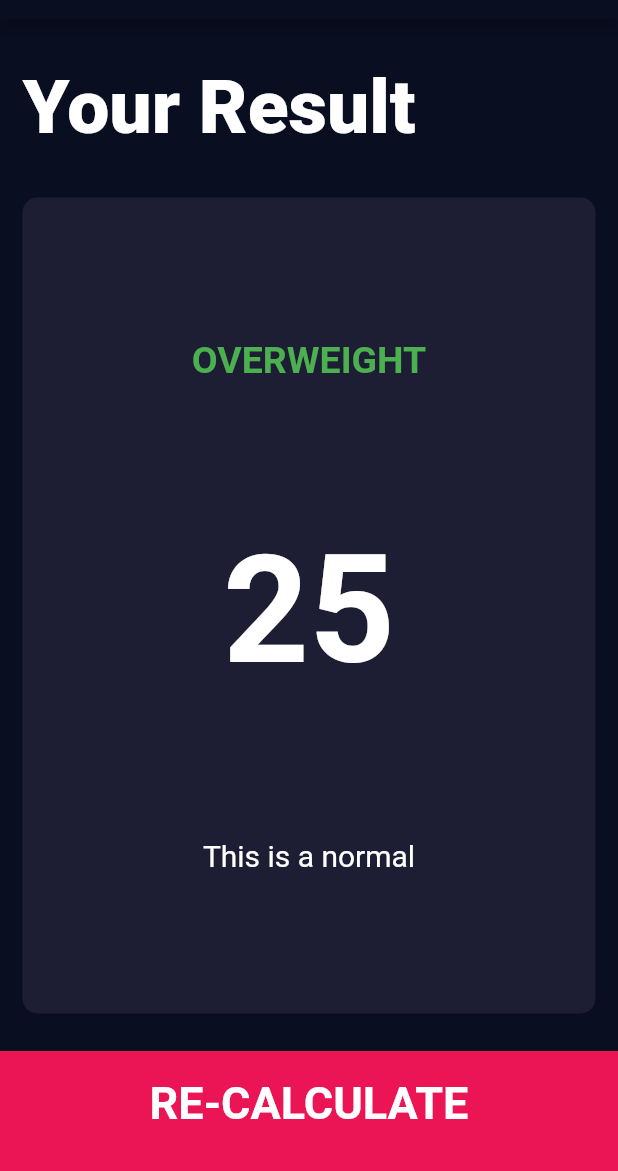
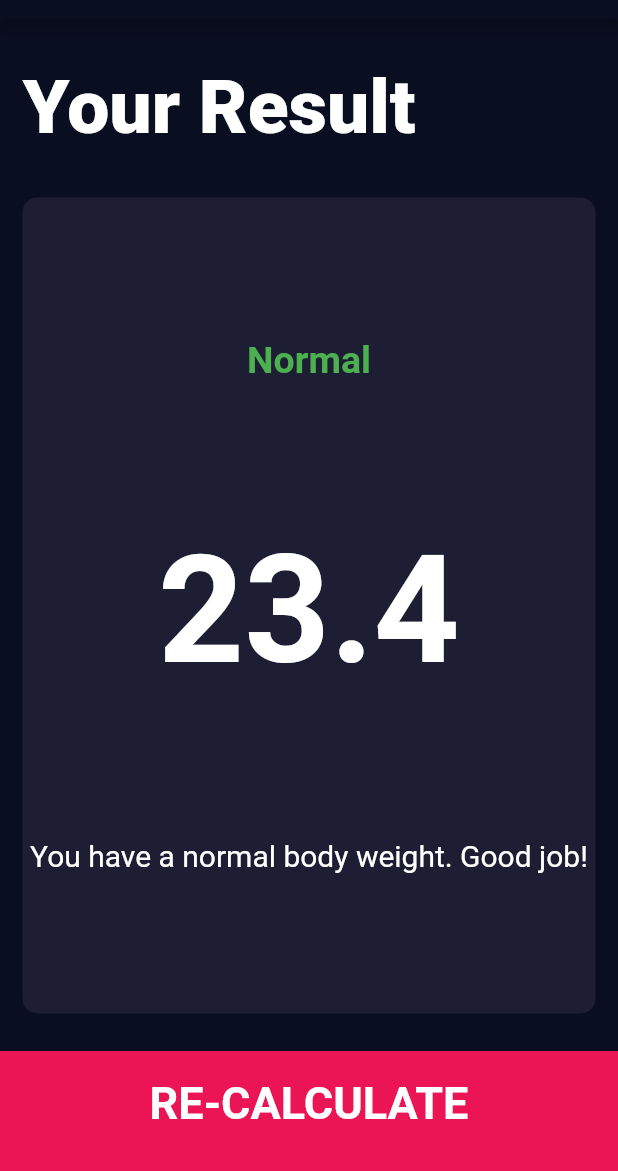
Before and after one commit to Mina329/BMI-Calculator-Flutter-, a Flutter app: the screen it shows after launch, after a tap on "CALCULATE", on a phone screen of 412 x 824 dp, the part 65-1236 px from its top. Run offline on Flutter 3.47's test engine with Material 2 defaults, Android fonts, the phone set to English and light mode, and no system bars; our stand-ins replace font_awesome_flutter.

Commit message:
Add Fuctionality

```diff
--- /dev/null
+++ b/lib/Brain.dart
@@ -0,0 +1,32 @@
+import 'dart:math';
+class Brain{
+
+  Brain({required this.weight , required this.height });
+
+  final int weight ;
+  final int height ;
+  double _bmi = 0;
+
+
+  String BmiCalc(){
+    _bmi = weight /pow(height/100, 2);
+    return _bmi.toStringAsFixed(1);
+  }
+  String GetResult(){
+    if(_bmi >= 25)
+      return 'OverWeight';
+    else if(_bmi> 18.5)
+      return 'Normal';
+    else
+      return 'UnderWeight';
+  }
+  String GetDescription(){
+    if(_bmi >= 25)
+      return 'You have a higher than normal body weight. Try to exercise more.';
+    else if(_bmi> 18.5)
+      return 'You have a normal body weight. Good job!';
+    else
+      return 'You have a lower than normal body weight. You Should eat a bit more.';
+  }
+
+}
--- a/lib/ResultPage.dart
+++ b/lib/ResultPage.dart
@@ -5,6 +5,10 @@ import 'reusable_card.dart';
 import 'BottomButton.dart';
 
 class ResultPage extends StatelessWidget {
+  final String bme ;
+  final String getresult ;
+  final String getdescription;
+  ResultPage({ required this.bme , required this.getresult , required this.getdescription});
   @override
   Widget build(BuildContext context) {
     return Scaffold(
@@ -32,15 +36,15 @@ class ResultPage extends StatelessWidget {
                 crossAxisAlignment: CrossAxisAlignment.center,
                 children: [
                   Text(
-                    'OVERWEIGHT',
+                    getresult,
                     style: kGreenTextStyle,
                   ),
                   Text(
-                    '25',
+                    bme,
                     style: kBMIResult,
                   ),
                   Text(
-                    'This is a normal',
+                    getdescription,
                     textAlign: TextAlign.center,
                     style: TextStyle(fontSize: 20.0),
                   ),
--- a/lib/input_page.dart
+++ b/lib/input_page.dart
@@ -1,3 +1,4 @@
+import 'package:bmi_calculator/ResultPage.dart';
 import 'package:flutter/material.dart';
 import 'package:font_awesome_flutter/font_awesome_flutter.dart';
 import 'reusable_card.dart';
@@ -5,6 +6,7 @@ import 'type_icon.dart';
 import 'constants.dart';
 import 'RoundActionButton.dart';
 import 'BottomButton.dart';
+import 'Brain.dart';
 
 enum Gender { Male, Female }
 
@@ -205,8 +207,18 @@ class _State extends State<InputPage> {
           ),
           BottomButton(
             text: 'CALCULATE',
-            onTap: (){
-              Navigator.pushNamed(context, '/Result');
+            onTap: () {
+              Brain calc = Brain(weight: weight, height: height);
+              Navigator.push(
+                context,
+                MaterialPageRoute(
+                  builder: (context) => ResultPage(
+                    bme: calc.BmiCalc(),
+                    getdescription: calc.GetDescription(),
+                    getresult: calc.GetResult(),
+                  ),
+                ),
+              );
             },
           ),
         ],
--- a/lib/main.dart
+++ b/lib/main.dart
@@ -19,11 +19,7 @@ class BMICalculator extends StatelessWidget {
         )
 
       ),
-      initialRoute: '/Calc',
-      routes: {
-        '/Calc' : (context) => InputPage(),
-        '/Result' : (context) => ResultPage()
-      },
+      home: InputPage(),
     );
 
   }
```
